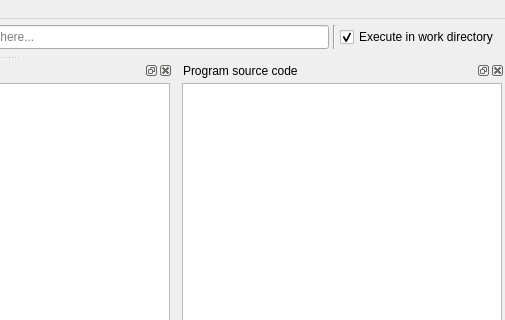
The window that spine_items/tool/ui/tool_specification_form.ui (spine-tools/spine-items) describes before a commit, drawn with Qt 5; both pictures show x 486 to 991 and y 0 to 320 of the 991 by 829 pixel window.
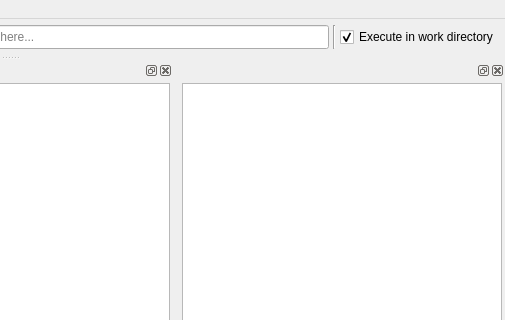
The same window after the commit. Icons and pictures are not drawn. Custom widgets are drawn as their Qt base class.

Commit message:
Clear program source code text-edit when selecting a root item
re Spine-project/Spine-Toolbox#1297

Patch:
```diff
--- a/spine_items/tool/ui/tool_specification_form.ui
+++ b/spine_items/tool/ui/tool_specification_form.ui
@@ -308,7 +308,7 @@
     <set>Qt::BottomDockWidgetArea</set>
    </property>
    <property name="windowTitle">
-    <string>Program source code</string>
+    <string>&lt;no file selected&gt;</string>
    </property>
    <attribute name="dockWidgetArea">
     <number>8</number>
```
The commit also changes 2 other files.
